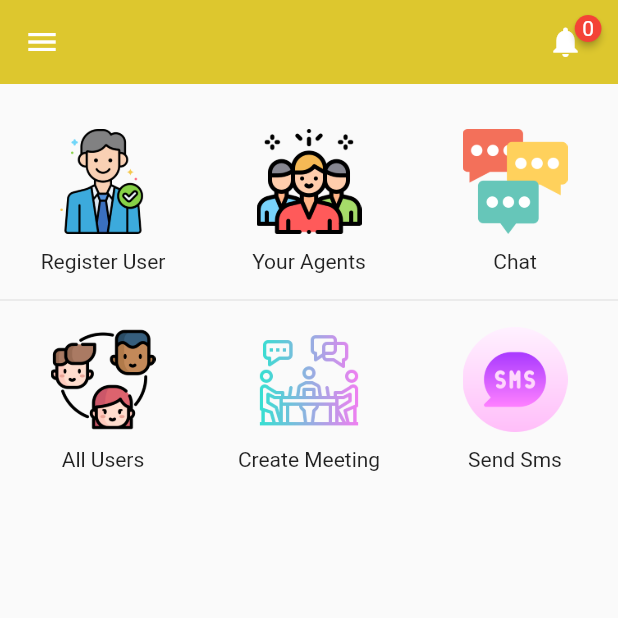
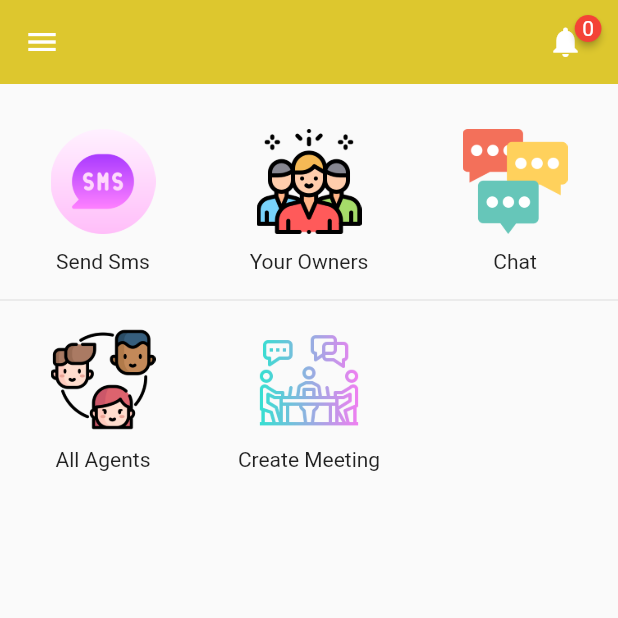
Before and after one commit to gabrielstonedelza/Easy-Admin, a Flutter app: the Dashboard screen opened directly, on a phone screen of 412 x 824 dp, the top half of it. Run offline on Flutter 3.47's test engine with Material 2 defaults, Android fonts, the light colour scheme and no system bars; drawn by our look-alikes of badges, flutter_advanced_drawer; our stand-ins replace animate_do, device_info_plus, flutter_local_notifications, get, get_storage, grouped_list and 4 more; missing offline and left inert: flutter_phone_direct_caller, flutter_sms_inbox, neopop, telephony; accounts and stored records are empty; network calls fail.

Commit message:
easy admin,fixed agents and owners

```diff
--- a/lib/dashboard.dart
+++ b/lib/dashboard.dart
@@ -419,18 +419,18 @@ class _DashboardState extends State<Dashboard> {
                       child: Column(
                         children: [
                           Image.asset(
-                            "assets/images/agent.png",
+                            "assets/images/sms.png",
                             width: 70,
                             height: 70,
                           ),
                           const SizedBox(
                             height: 10,
                           ),
-                          const Text("Register User"),
+                          const Text("Send Sms"),
                         ],
                       ),
                       onTap: () {
-                        Get.to(() => const AddNewUser());
+                        Get.to(() => const SelectSms());
                       },
                     ),
                   ),
@@ -446,7 +446,7 @@ class _DashboardState extends State<Dashboard> {
                           const SizedBox(
                             height: 10,
                           ),
-                          const Text("Your Agents"),
+                          const Text("Your Owners"),
                         ],
                       ),
                       onTap: () {
@@ -498,7 +498,7 @@ class _DashboardState extends State<Dashboard> {
                           const SizedBox(
                             height: 10,
                           ),
-                          const Text("All Users"),
+                          const Text("All Agents"),
                         ],
                       ),
                       onTap: () {
@@ -530,19 +530,19 @@ class _DashboardState extends State<Dashboard> {
                     child: GestureDetector(
                       child: Column(
                         children: [
-                          Image.asset(
-                            "assets/images/sms.png",
-                            width: 70,
-                            height: 70,
-                          ),
-                          const SizedBox(
-                            height: 10,
-                          ),
-                          const Text("Send Sms"),
+                          // Image.asset(
+                          //   "assets/images/sms.png",
+                          //   width: 70,
+                          //   height: 70,
+                          // ),
+                          // const SizedBox(
+                          //   height: 10,
+                          // ),
+                          // const Text("Send Sms"),
                         ],
                       ),
                       onTap: () {
-                        Get.to(() => const SelectSms());
+                        // Get.to(() => const SelectSms());
                       },
                     ),
                   ),
```
Also changed, not shown: lib/screens/allusers.dart (+12 -15 lines).
